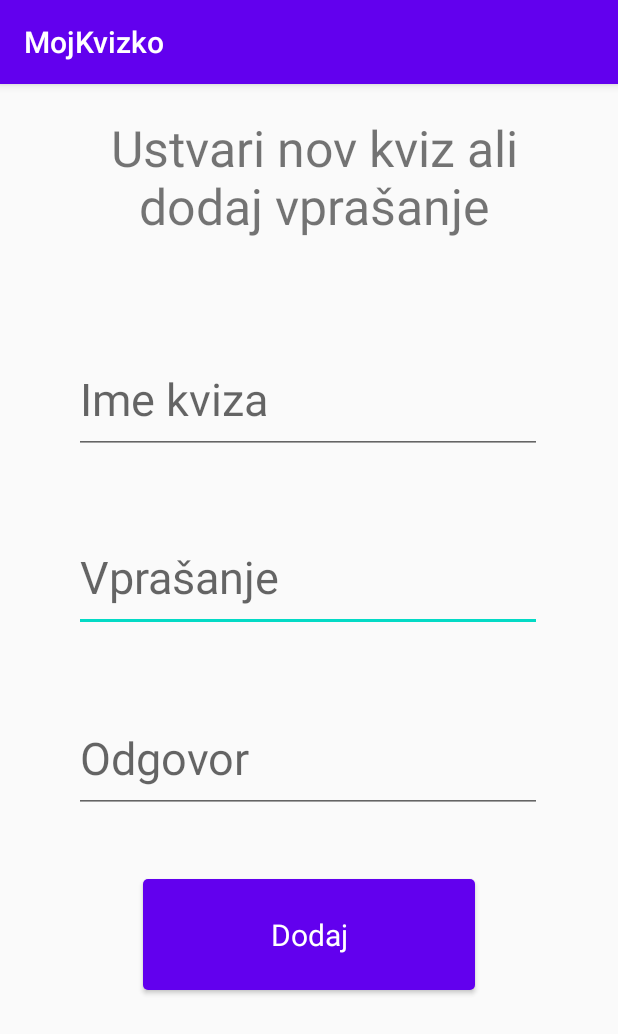
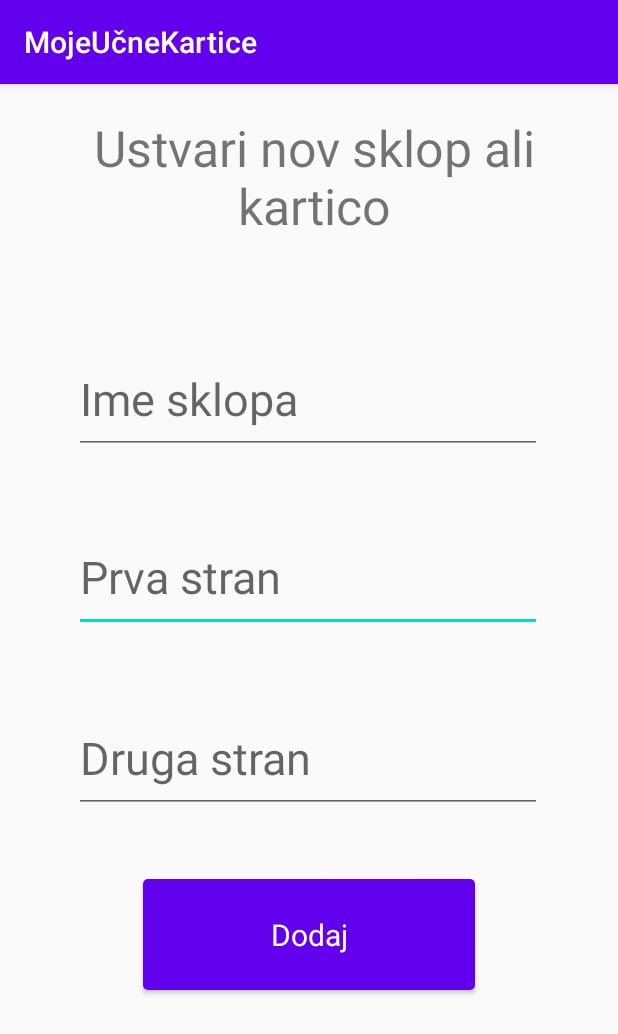
Before and after one commit to codeGal07/kvizko-app, an Android app: the UstvariNovKvizActivity screen opened directly, with no data from a screen before it, on a phone screen of 412 x 824 dp. Shown: the top 1034 px of the screen. Run offline under Robolectric (Android 15) with nearby library versions, the phone set to English and light mode, and no system bars; our stand-ins replace Firebase (no records; nobody signed in at launch, a user with empty details on screens opened directly).

Commit message:
Preimenovanje celotne aplikacije iz kvizov v kartice

```diff
--- a/app/src/main/java/si/uni_lj/fri/pbd/mojkvizko/MojiKviziActivity.java
+++ b/app/src/main/java/si/uni_lj/fri/pbd/mojkvizko/MojiKviziActivity.java
@@ -40,9 +40,9 @@ public class MojiKviziActivity extends AppCompatActivity implements CourseAdapte
 
         label = (TextView) findViewById(R.id.kvizLabel);
         if (uporabnisko_ime.equals("VSI_KVIZI")) {
-            label.setText("Vsi kvizi");
+            label.setText("Vsi sklopi učnih kartic");
         } else {
-            label.setText("Moji kvizi");
+            label.setText("Moji sklopi učnih kartic");
         }
 
 
--- a/app/src/main/res/layout/activity_basic_page.xml
+++ b/app/src/main/res/layout/activity_basic_page.xml
@@ -16,7 +16,7 @@
         android:layout_marginBottom="56dp"
         android:background="@drawable/button"
         android:onClick="mojiKvizi"
-        android:text="Moji kvizi"
+        android:text="Moji sklopi učnih kartic"
         android:textColor="#FFFFFF"
         android:textSize="20sp"
         app:layout_constraintBottom_toTopOf="@+id/button2"
@@ -46,7 +46,7 @@
         android:layout_height="138dp"
         android:background="@drawable/button"
         android:onClick="vsiKvizi"
-        android:text="Vsi kvizi"
+        android:text="Vsi sklopi učnih kartic"
         android:textColor="#FFFFFF"
         android:textSize="20sp"
         app:layout_constraintBottom_toTopOf="@+id/button2"
@@ -62,7 +62,7 @@
         android:layout_marginBottom="84dp"
         android:background="@drawable/button"
         android:onClick="ustvariNovKviz"
-        android:text="Ustvari nov kviz ali vprašanje"
+        android:text="Ustvari nov sklop kartic ali posamezno kartico"
         android:textColor="#FFFFFF"
         android:textSize="20sp"
         app:layout_constraintBottom_toBottomOf="parent"
--- a/app/src/main/res/layout/activity_ustvari_nov_kviz.xml
+++ b/app/src/main/res/layout/activity_ustvari_nov_kviz.xml
@@ -14,7 +14,7 @@
         android:layout_marginStart="24dp"
         android:layout_marginTop="292dp"
         android:layout_marginEnd="24dp"
-        android:hint="Vprašanje"
+        android:hint="Prva stran"
         android:inputType="textEmailAddress"
         android:selectAllOnFocus="true"
         android:textSize="30sp"
@@ -30,7 +30,7 @@
         android:layout_marginStart="24dp"
         android:layout_marginTop="28dp"
         android:layout_marginEnd="24dp"
-        android:hint="Odgovor"
+        android:hint="Druga stran"
         android:inputType="textEmailAddress"
         android:selectAllOnFocus="true"
         android:textSize="30sp"
@@ -71,7 +71,7 @@
         android:layout_marginStart="117dp"
         android:layout_marginEnd="131dp"
         android:gravity="center"
-        android:text="Ustvari nov kviz ali dodaj vprašanje"
+        android:text="Ustvari nov sklop ali kartico"
         android:textSize="33sp"
         app:layout_constraintEnd_toEndOf="parent"
         app:layout_constraintHorizontal_bias="0.443"
@@ -86,7 +86,7 @@
         android:layout_marginStart="24dp"
         android:layout_marginTop="152dp"
         android:layout_marginEnd="24dp"
-        android:hint="Ime kviza"
+        android:hint="Ime sklopa"
         android:inputType="textEmailAddress"
         android:selectAllOnFocus="true"
         android:textSize="30sp"
--- a/app/src/main/res/values/strings.xml
+++ b/app/src/main/res/values/strings.xml
@@ -1,5 +1,5 @@
 <resources>
-    <string name="app_name">MojKvizko</string>
+    <string name="app_name">MojeUčneKartice</string>
     <!-- Strings related to login -->
     <string name="prompt_email">Email</string>
     <string name="prompt_password">Password</string>
```
Also changed, not shown: app/src/main/res/layout/activity_moji_kvizi.xml (+7 -7 lines).
